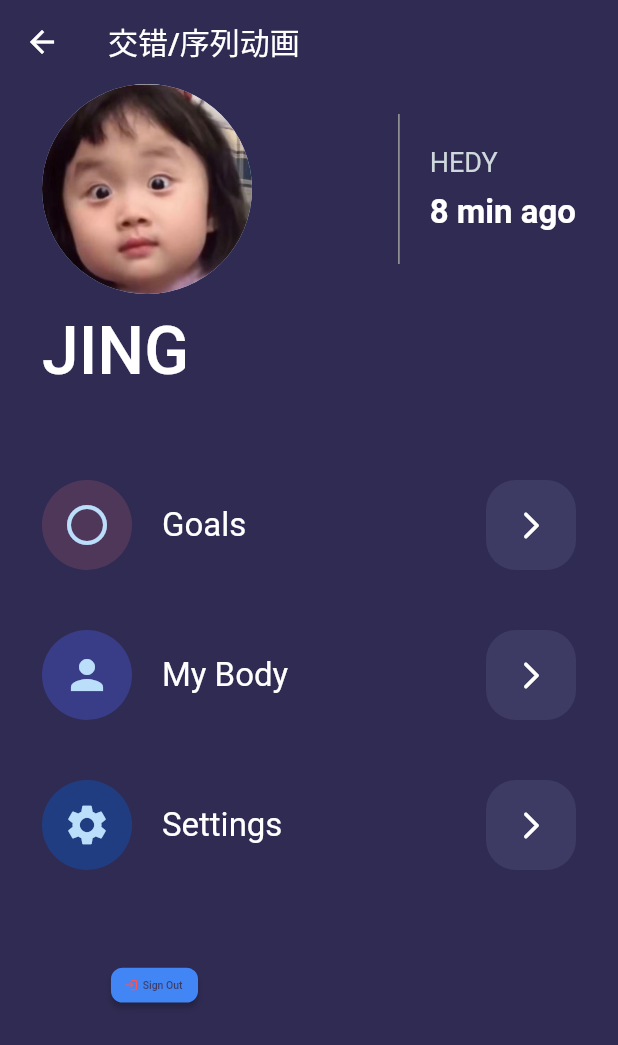
After one commit to codprincess/flutter_base, a Flutter app: the SequencePage screen opened by its route, on a phone screen of 412 x 824 dp. The commit adds this screen. Shown: the top 1045 px of the screen. Run offline on Flutter 3.47's test engine with Material 2 defaults, Android fonts, the light colour scheme and no system bars; our stand-ins replace shared_preferences; missing offline and left inert: fancy_bottom_navigation_2; accounts and stored records are empty.

Commit message:
序列动画

```diff
--- /dev/null
+++ b/lib/SequencePage.dart
@@ -0,0 +1,234 @@
+import 'package:flutter/material.dart';
+
+class SequencePage extends StatefulWidget {
+  const SequencePage({Key? key}) : super(key: key);
+
+  @override
+  State<SequencePage> createState() => _SequencePageState();
+}
+
+class _SequencePageState extends State<SequencePage> with SingleTickerProviderStateMixin {
+  late AnimationController _controller;
+  late Animation<double> profileTopAnimation;
+  late Animation<double> textOpacityAnimation;
+  late Animation<double> profileMenuAnimation;
+  late Animation<double> signOutBtnAnimation;
+
+  @override
+  void initState() {
+    // TODO: implement initState
+    super.initState();
+    _controller = AnimationController(
+      duration: const Duration(seconds: 5),
+      vsync: this
+    );
+    profileTopAnimation = Tween<double>(begin: -200.0,end: 0.0).animate(
+      CurvedAnimation(parent: _controller, curve: const Interval(0.0,0.125, curve: Curves.easeOut))
+    );
+    textOpacityAnimation = Tween<double>(begin: 0.0,end: 1.0).animate(
+      CurvedAnimation(parent: _controller, curve: const Interval(0.125,0.25, curve: Curves.easeIn))
+    );
+    profileMenuAnimation = Tween<double>(begin: -500.0,end: 0.0).animate(
+      CurvedAnimation(parent: _controller, curve: const Interval(0.25,0.375,curve: Curves.fastLinearToSlowEaseIn))
+    );
+    signOutBtnAnimation = Tween<double>(begin: 0.0,end: 1.0).animate(
+      CurvedAnimation(parent: _controller, curve: const Interval(0.375,0.5, curve: Curves.elasticOut))
+    );
+
+    _controller.addListener(() {
+      setState(() {
+
+      });
+    });
+
+    _controller.forward();
+
+  }
+  final List<Map<String, dynamic>> profileMenu = [
+    {
+      "title": "Goals",
+      "color": const Color(0xff4F375A),
+      "icon": Icons.circle_outlined
+    },
+    {
+      "title": "My Body",
+      "color": const Color(0xff393C87),
+      "icon": Icons.person,
+    },
+    {
+      "title": "Settings",
+      "color": const Color(0xff213D82),
+      "icon": Icons.settings,
+    },
+  ];
+
+  @override
+  void dispose() {
+    // TODO: implement dispose
+    super.dispose();
+    _controller.dispose();
+  }
+  @override
+  Widget build(BuildContext context) {
+    return Scaffold(
+      backgroundColor: const Color(0xff2F2B53),
+      appBar: AppBar(
+        title: const Text('交错/序列动画'),
+        backgroundColor: const Color(0xff2F2B53),
+
+      ),
+      body: Padding(
+        padding: const EdgeInsets.symmetric(horizontal: 28),
+        child: Column(
+          crossAxisAlignment: CrossAxisAlignment.start,
+          children: [
+            Transform.translate(
+              offset: Offset(0.0,profileTopAnimation.value),
+              child: const ProfileTop(),
+            ),
+            const SizedBox(height: 12,),
+            Opacity(
+              opacity: textOpacityAnimation.value,
+              child: const Text('JING',style: TextStyle(
+                fontSize: 44,
+                color: Colors.white,
+                fontWeight: FontWeight.w500,
+              ),),
+            ),
+            const SizedBox(
+              height: 60,
+            ),
+            Transform.translate(
+              offset: Offset(profileMenuAnimation.value,0.0),
+              child: ProfileMenu(profileMenu:profileMenu,),
+            ),
+            Transform.scale(
+              scale: signOutBtnAnimation.value,
+              child: const SignOutBtn(),
+            )
+          ],
+        ),
+      ),
+    );
+  }
+}
+
+class SignOutBtn extends StatelessWidget {
+  const SignOutBtn({Key? key}) : super(key: key);
+
+  @override
+  Widget build(BuildContext context) {
+    return Padding(
+      padding: const EdgeInsets.only(bottom: 22),
+      child: SizedBox(
+        height: 60,
+        width: 150,
+        child: ElevatedButton.icon(
+          onPressed: (){},
+          icon: const Icon(Icons.login_outlined,color: Colors.redAccent,),
+          label: const Text('Sign Out',style: TextStyle(fontSize: 18),),
+          style: ElevatedButton.styleFrom(
+            foregroundColor: const Color(0xff3D3A63),
+            shape: RoundedRectangleBorder(borderRadius: BorderRadius.circular(20))
+          ),
+        ),
+      ),
+    );
+  }
+}
+
+
+class ProfileMenu extends StatelessWidget {
+  const ProfileMenu({Key? key, required this.profileMenu}) : super(key: key);
+  final List<Map<String,dynamic>> profileMenu;
+  @override
+  Widget build(BuildContext context) {
+    return SizedBox(
+      height: 300,
+      child: ListView.separated(
+        itemBuilder: (context,index){
+          return Row(
+            mainAxisAlignment: MainAxisAlignment.spaceBetween,
+            children: [
+               Row(
+                children: [
+                  CircleAvatar(
+                    radius: 30,
+                    backgroundColor: profileMenu[index]['color'],
+                    child: Center(
+                      child: Icon(
+                        profileMenu[index]['icon'],
+                        size: 32,
+                      ),
+                    ),
+                  ),
+                  const SizedBox(width: 20,),
+                  Text(
+                    profileMenu[index]['title'],
+                    style: const TextStyle(color: Colors.white,fontSize: 22),
+                  )
+                ],
+              ),
+              Container(
+                width: 60,
+                height: 60,
+                decoration: BoxDecoration(
+                  color: const Color(0xff3D3A63),
+                  borderRadius: BorderRadius.circular(20),
+                ),
+                child: const Center(
+                  child: Icon(
+                    Icons.arrow_forward_ios_rounded,
+                    color: Colors.white,
+                    size: 22,
+                  ),
+                ),
+              )
+            ],
+          );
+
+        },
+        separatorBuilder: (context,index){
+          return const SizedBox(height: 40);
+        },
+        itemCount: profileMenu.length
+      ),
+    );
+  }
+}
+
+
+class ProfileTop extends StatelessWidget {
+  const ProfileTop({Key? key}) : super(key: key);
+
+  @override
+  Widget build(BuildContext context) {
+    return Row(
+      mainAxisAlignment: MainAxisAlignment.spaceBetween,
+      children: [
+        const CircleAvatar(
+          radius: 70,
+          backgroundImage:AssetImage('images/avatar.jpg')
+        ),
+        Row(
+          children: [
+            Container(
+              color: Colors.grey,
+              width: 1,
+              height: 100,
+            ),
+            const SizedBox(width: 20,),
+            Column(
+              crossAxisAlignment: CrossAxisAlignment.start,
+              children: [
+                Text('HEDY',style: TextStyle(color: Colors.blueGrey[100],fontSize: 18),),
+                const SizedBox(height: 10,),
+                const Text('8 min ago',style: TextStyle(color: Colors.white,fontSize: 22,fontWeight: FontWeight.bold),)
+              ],
+            )
+          ],
+        )
+      ],
+    );
+  }
+}
--- a/lib/main.dart
+++ b/lib/main.dart
@@ -35,6 +35,7 @@ import 'package:flutter_base/RowPage.dart';
 import 'package:flutter_base/ScaffoldPage.dart';
 import 'package:flutter_base/ScaleAnimationPage.dart';
 import 'package:flutter_base/ScaleTransitionPage.dart';
+import 'package:flutter_base/SequencePage.dart';
 import 'package:flutter_base/SlideTransitionPage.dart';
 import 'package:flutter_base/SliverAnimatedListPage.dart';
 import 'package:flutter_base/SliverAnimatedOpacityPage.dart';
@@ -217,6 +218,7 @@ class _MyAppState extends State<MyApp> {
               'AnimatedOpacity_Page':(context) => AnimatedOpacityPage(),
               'AnimatedCrossFade_Page':(context) =>AnimatedCrossFadePage(),
               'Hero_Page':(context) => HeroPage(),
+              'Sequence_Page':(context) => SequencePage(),
             },
           );
         },
@@ -738,6 +740,13 @@ class _MyHomePageState extends State<MyHomePage> {
                     },
                     child: const Text('Hero动画'),
                   ),
+                  ElevatedButton(
+                    onPressed: (){
+                      Navigator.pushNamed(context, 'Sequence_Page');
+                    },
+                    child: const Text('交错/序列动画'),
+                  ),
+
 
                   ElevatedButton(
                     onPressed: (){
```
Also changed, not shown: 11 other files.
